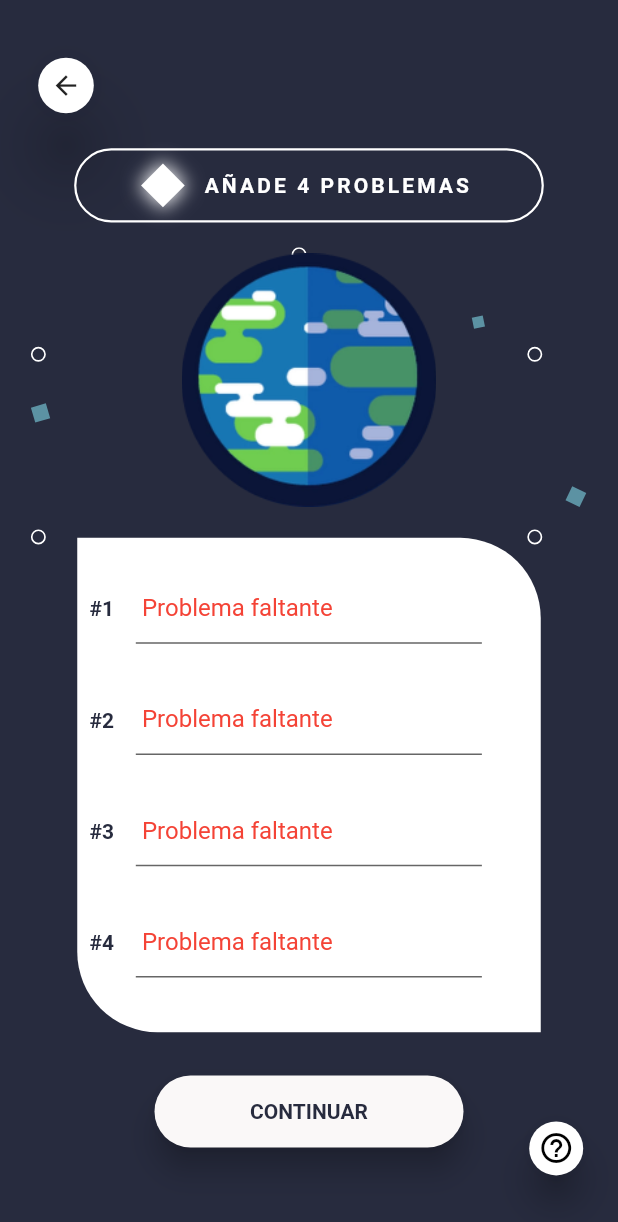
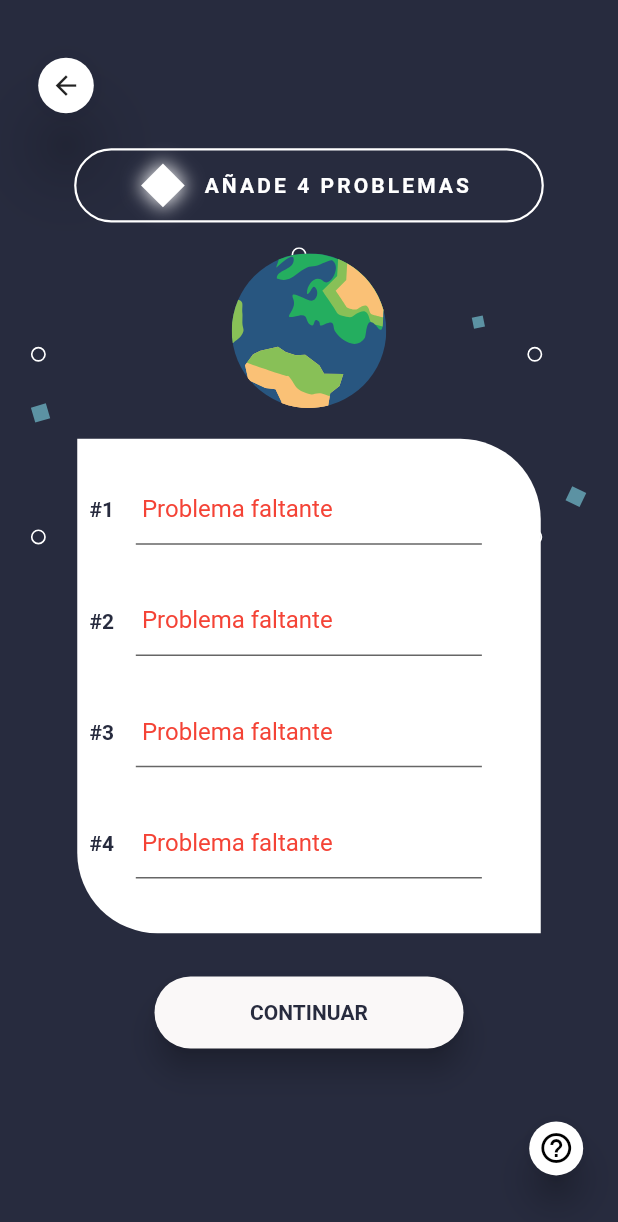
Before and after one commit to itumejia/pathapp, a Flutter app: the problemasMundo screen opened directly with empty values, after a tap on "CONTINUAR", on a phone screen of 412 x 824 dp. Shown: the top 1222 px of the screen. Run offline on Flutter 3.47's test engine with Material 2 defaults, Android fonts, the phone set to English and light mode, and no system bars; our stand-ins replace cloud_firestore, dotted_border, firebase_auth, firebase_core, fl_chart, flutter_svg and 4 more; missing offline and left inert: responsive_flutter; accounts and stored records are empty; Roboto replaces fonts that are missing (Amaranth).

```diff
--- a/lib/screens/NavegadorRamas_screen.dart
+++ b/lib/screens/NavegadorRamas_screen.dart
@@ -161,7 +161,7 @@ class NavegadorRamas_screen extends StatelessWidget {
                                 cuerpo: ramas
                                     ? kAboutVersatilidadCuerpo
                                     : kAboutCapitalHabilidadesCuerpo,
-                                image: "assets/images/desiertoFondoS.svg",
+                                image: "assets/images/navegadorCap.svg",
                                 colorFondo: kColorNoche,
                                 colorTexto: Colors.black,
                                 navegar: () {
@@ -208,7 +208,7 @@ class NavegadorRamas_screen extends StatelessWidget {
                               cuerpo: ramas
                                   ? kAboutPrestigioCuerpo
                                   : kAboutCapitalRelacionesCuerpo,
-                              image: "assets/images/desiertoFondoS.svg",
+                              image: "assets/images/navegadorCap.svg",
                               colorFondo: kColorNoche,
                               colorTexto: Colors.black,
                               navegar: () {
--- a/lib/screens/problemas_del_mundo.dart
+++ b/lib/screens/problemas_del_mundo.dart
@@ -27,9 +27,8 @@ class problemasMundo extends StatefulWidget {
 }
 
 class _problemasMundoState extends State<problemasMundo> {
-
   //Controladores para los 4 problemas del usuario
-  final List<TextEditingController> controladores= [
+  final List<TextEditingController> controladores = [
     TextEditingController(),
     TextEditingController(),
     TextEditingController(),
@@ -103,9 +102,9 @@ class _problemasMundoState extends State<problemasMundo> {
                   Padding(
                     padding:
                         EdgeInsets.only(top: heightScreenPercentage * 0.025),
-                    child: Image.asset(
-                      'assets/images/mundo.png',
-                      scale: widthScreenPercentage * 0.0028,
+                    child: SvgPicture.asset(
+                      'assets/images/tierra.svg',
+                      width: widthScreenPercentage * 0.25,
                     ),
                   ),
                   Padding(
@@ -334,8 +333,10 @@ class _problemasMundoState extends State<problemasMundo> {
                             p4bool = false;
                           });
                         }
-                        if (todoChido) { //Si se ingresaron todos los problemas
-                          List<CarrerasPorProblema> problemas = []; //Arreglo a pasar a la pantalla impacto problemas
+                        if (todoChido) {
+                          //Si se ingresaron todos los problemas
+                          List<CarrerasPorProblema> problemas =
+                              []; //Arreglo a pasar a la pantalla impacto problemas
 
                           //Recorrer la lista de controladores, creando una lista de carreras con puntaje en cada index,
                           //y esa lista de cerreras con puntaje se añade a un objeto CarrerasPorProblema
@@ -350,7 +351,7 @@ class _problemasMundoState extends State<problemasMundo> {
                                 carrerasRating: carrerasRating));
                           }
                           //Si es la primera vez pasar por el About, si no ir directo a pantalla siguiente
-                          if(widget.primeraVez){
+                          if (widget.primeraVez) {
                             Navigator.push(
                               context,
                               MaterialPageRoute(
@@ -360,27 +361,28 @@ class _problemasMundoState extends State<problemasMundo> {
                                   image: "assets/images/efectosFondo2.svg",
                                   colorFondo: kColorUniverso,
                                   colorTexto: kColorUniverso,
-                                  navegar: (){
+                                  navegar: () {
                                     Navigator.pop(context);
                                     Navigator.push(
                                       context,
                                       MaterialPageRoute(
-                                        builder: (context) => impactoProblemas(problemas: problemas),
+                                        builder: (context) => impactoProblemas(
+                                            problemas: problemas),
                                       ),
                                     );
-                                  },),
+                                  },
+                                ),
+                              ),
+                            );
+                          } else {
+                            Navigator.push(
+                              context,
+                              MaterialPageRoute(
+                                builder: (context) =>
+                                    impactoProblemas(problemas: problemas),
                               ),
                             );
                           }
-                          else{
-                            Navigator.push(
-                              context,
-                              MaterialPageRoute(
-                                builder: (context) => impactoProblemas(problemas: problemas),
-                              ),
-                            );
-                          }
-
                         }
                       },
                     ),
--- a/lib/screens/versatilidad_screen.dart
+++ b/lib/screens/versatilidad_screen.dart
@@ -241,13 +241,14 @@ class _versatilidadScreenState extends State<versatilidadScreen> {
                     context,
                     MaterialPageRoute(
                       builder: (context) => aboutScreen(
+                        png: 1,
                         titulo: widget.versatilidad
                             ? kAboutVersatilidadTitulo
                             : kAboutPrestigioTitulo,
                         cuerpo: widget.versatilidad
                             ? kAboutVersatilidadCuerpo
                             : kAboutPrestigioCuerpo,
-                        image: "assets/images/versatilidadFondo.svg",
+                        image: "assets/images/desiertoFondo.png",
                         colorFondo: kColorNoche,
                         colorTexto: Colors.black,
                       ),
```
Also changed, not shown: lib/screens/about_screen.dart (+22 -14 lines), assets/images/desiertoFondoS.svg (deleted), assets/images/tierra.svg (added).
